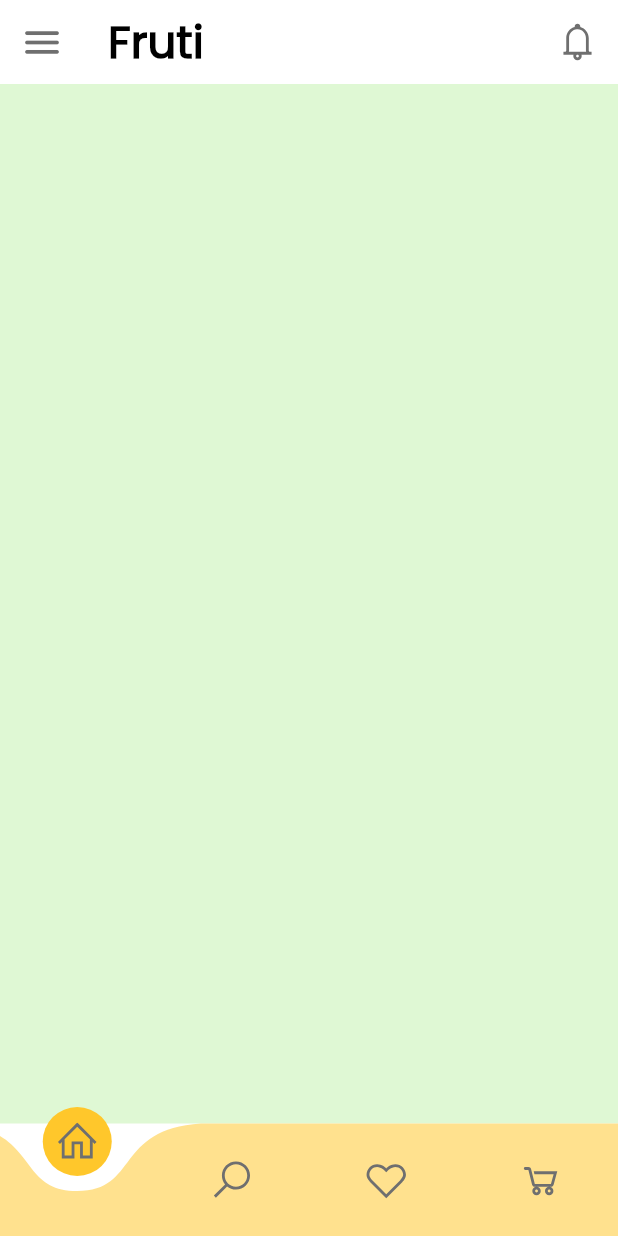
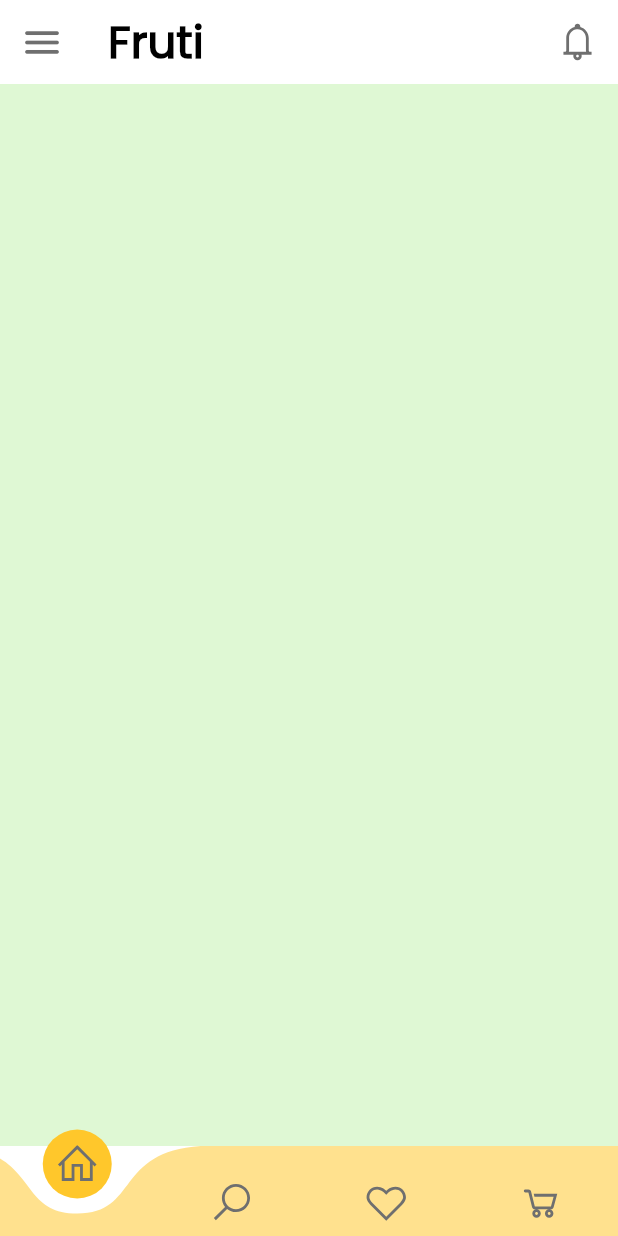
Before and after one commit to dwvicy/fruti, a Flutter app: the screen it shows after launch, swiped to page 4, on a phone screen of 412 x 824 dp. Run offline on Flutter 3.47's test engine with Material 2 defaults, Android fonts, the phone set to English and light mode, and no system bars; drawn by our look-alikes of curved_navigation_bar; our stand-ins replace carousel_slider, line_icons.

Commit message:
refactor: structure lib

```diff
--- a/lib/cart.dart
+++ b/lib/components/cart.dart
@@ -1,6 +1,6 @@
 import 'package:flutter/material.dart';
 import 'package:flutter/cupertino.dart';
-import 'package:fruti/AppTheme.dart';
+import 'package:fruti/constants/AppTheme.dart';
 
 class Cart extends StatelessWidget {
   @override
--- a/lib/home.dart
+++ b/lib/constants/home.dart
@@ -2,11 +2,11 @@ import 'package:carousel_slider/carousel_slider.dart';
 import 'package:curved_navigation_bar/curved_navigation_bar.dart';
 import 'package:flutter/cupertino.dart';
 import 'package:flutter/material.dart';
-import 'package:fruti/AppTheme.dart';
-import 'package:fruti/cart.dart';
-import 'package:fruti/favorites.dart';
-import 'package:fruti/home_page.dart';
-import 'package:fruti/search.dart';
+import 'package:fruti/constants/AppTheme.dart';
+import 'package:fruti/screens/cart.dart';
+import 'package:fruti/screens/favorites.dart';
+import 'package:fruti/screens/home_page.dart';
+import 'package:fruti/screens/search.dart';
 import 'package:line_icons/line_icons.dart';
 
 class MyHome extends StatefulWidget {
@@ -69,6 +69,7 @@ class _MyHomeState extends State<MyHome> {
             });
           }),
       bottomNavigationBar: CurvedNavigationBar(
+        height: 60,
         backgroundColor: Colors.transparent,
         buttonBackgroundColor: AppTheme.ellow,
         color: AppTheme.lightYellow,
--- /dev/null
+++ b/lib/screens/cart.dart
@@ -0,0 +1,12 @@
+import 'package:flutter/material.dart';
+import 'package:flutter/cupertino.dart';
+import 'package:fruti/constants/AppTheme.dart';
+
+class Cart extends StatelessWidget {
+  @override
+  Widget build(BuildContext context) {
+    return Scaffold(
+      backgroundColor: AppTheme.lightGreen,
+    );
+  }
+}
--- a/lib/search.dart
+++ b/lib/screens/favorites.dart
@@ -1,12 +1,12 @@
 import 'package:flutter/cupertino.dart';
 import 'package:flutter/material.dart';
-import 'package:fruti/AppTheme.dart';
+import 'package:fruti/constants/AppTheme.dart';
 
-class Search extends StatelessWidget {
+class Favorites extends StatelessWidget {
   @override
   Widget build(BuildContext context) {
     return Scaffold(
-      backgroundColor: AppTheme.lightRed,
+      backgroundColor: AppTheme.lightYellow,
     );
   }
 }
--- a/lib/home_page.dart
+++ b/lib/screens/home_page.dart
@@ -1,7 +1,7 @@
 import 'package:carousel_slider/carousel_slider.dart';
 import 'package:flutter/material.dart';
 import 'package:flutter/cupertino.dart';
-import 'AppTheme.dart';
+import '../constants/AppTheme.dart';
 
 class HomePage extends StatefulWidget {
   @override
--- a/lib/main.dart
+++ b/lib/screens/main.dart
@@ -1,5 +1,5 @@
 import 'package:flutter/material.dart';
-import 'package:fruti/home.dart';
+import 'package:fruti/constants/home.dart';
 
 void main() {
   runApp(Fruti());
--- a/lib/favorites.dart
+++ b/lib/screens/search.dart
@@ -1,12 +1,12 @@
 import 'package:flutter/cupertino.dart';
 import 'package:flutter/material.dart';
-import 'package:fruti/AppTheme.dart';
+import 'package:fruti/constants/AppTheme.dart';
 
-class Favorites extends StatelessWidget {
+class Search extends StatelessWidget {
   @override
   Widget build(BuildContext context) {
     return Scaffold(
-      backgroundColor: AppTheme.lightYellow,
+      backgroundColor: AppTheme.lightRed,
     );
   }
 }
```
Also changed, not shown: lib/constants/AppTheme.dart (renamed from lib/AppTheme.dart), 1 other file.
